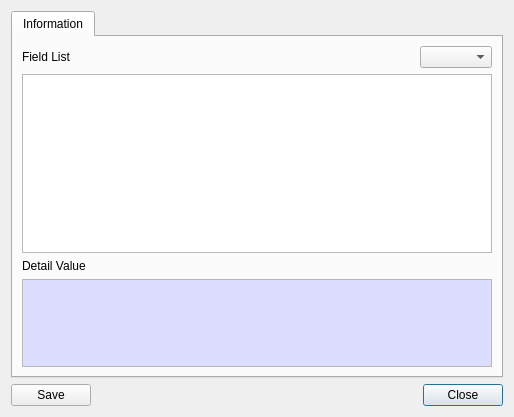
Qt form BerEditor/cert_info_dlg.ui (jykim74/BerEditor) before a commit.
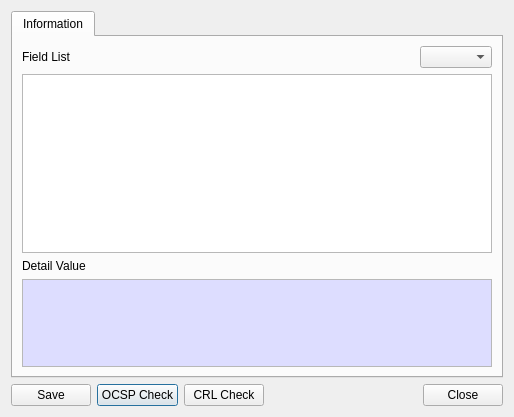
The same form after that commit.

Commit message: OCSP, CRL 체크 작업중

Diff of the .ui file:
```diff
--- a/BerEditor/cert_info_dlg.ui
+++ b/BerEditor/cert_info_dlg.ui
@@ -123,7 +123,7 @@
      <property name="topMargin">
       <number>0</number>
      </property>
-     <item row="0" column="1">
+     <item row="0" column="3">
       <spacer name="horizontalSpacer">
        <property name="orientation">
         <enum>Qt::Horizontal</enum>
@@ -136,10 +136,10 @@
        </property>
       </spacer>
      </item>
-     <item row="0" column="2">
-      <widget class="QPushButton" name="mCloseBtn">
+     <item row="0" column="1">
+      <widget class="QPushButton" name="mOCSPCheckBtn">
        <property name="text">
-        <string>Close</string>
+        <string>OCSP Check</string>
        </property>
       </widget>
      </item>
@@ -150,6 +150,20 @@
        </property>
       </widget>
      </item>
+     <item row="0" column="4">
+      <widget class="QPushButton" name="mCloseBtn">
+       <property name="text">
+        <string>Close</string>
+       </property>
+      </widget>
+     </item>
+     <item row="0" column="2">
+      <widget class="QPushButton" name="mCRLCheckBtn">
+       <property name="text">
+        <string>CRL Check</string>
+       </property>
+      </widget>
+     </item>
     </layout>
    </item>
   </layout>
```
The commit also changes 5 other files.
